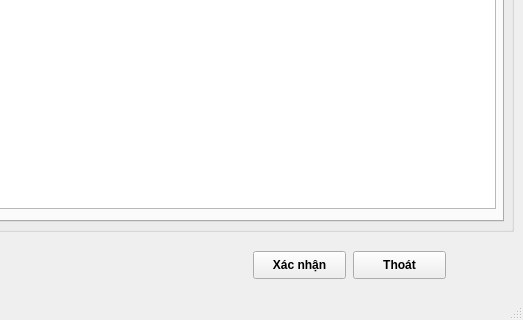
Qt form GUI/GUImain.ui (Vuchauduytung/LuanVan) before a commit; both pictures show x 577 to 1100 and y 478 to 798 of the 1100 by 798 pixel window.
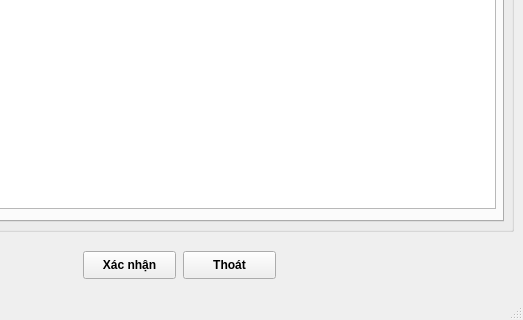
The same form after that commit.

The edit to the form file:
```diff
--- a/GUI/GUImain.ui
+++ b/GUI/GUImain.ui
@@ -728,7 +728,7 @@
    <widget class="QPushButton" name="BT_cancel">
     <property name="geometry">
      <rect>
-      <x>930</x>
+      <x>760</x>
       <y>710</y>
       <width>93</width>
       <height>28</height>
@@ -747,7 +747,7 @@
    <widget class="QPushButton" name="BT_confirm">
     <property name="geometry">
      <rect>
-      <x>830</x>
+      <x>660</x>
       <y>710</y>
       <width>93</width>
       <height>28</height>
```
